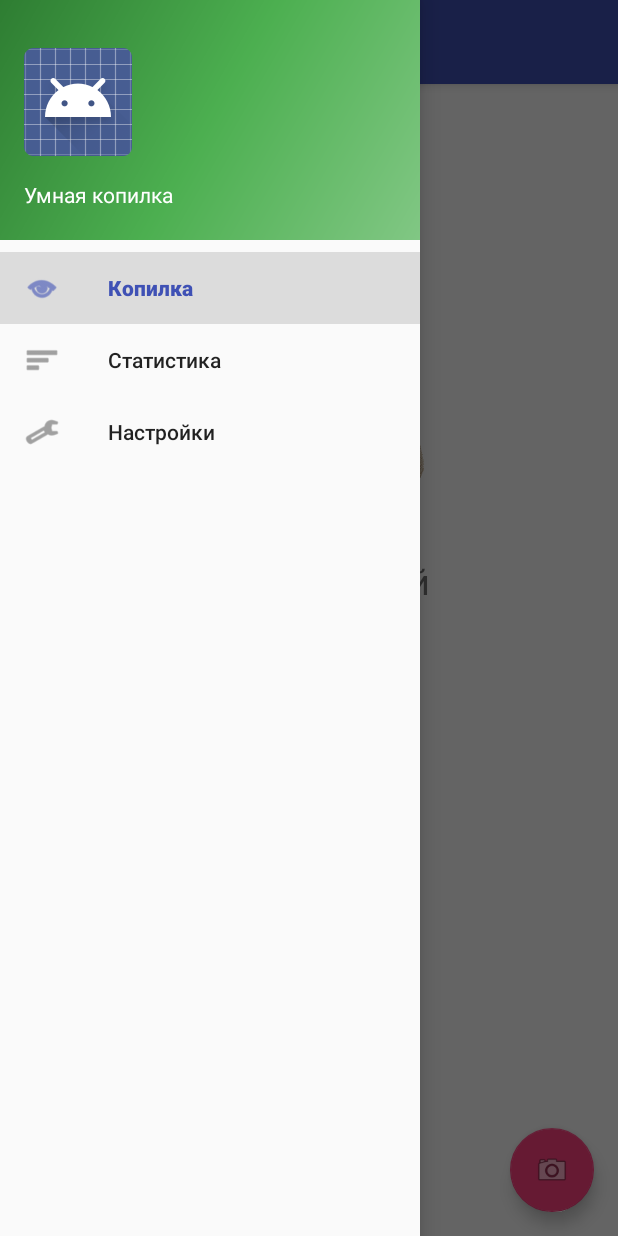
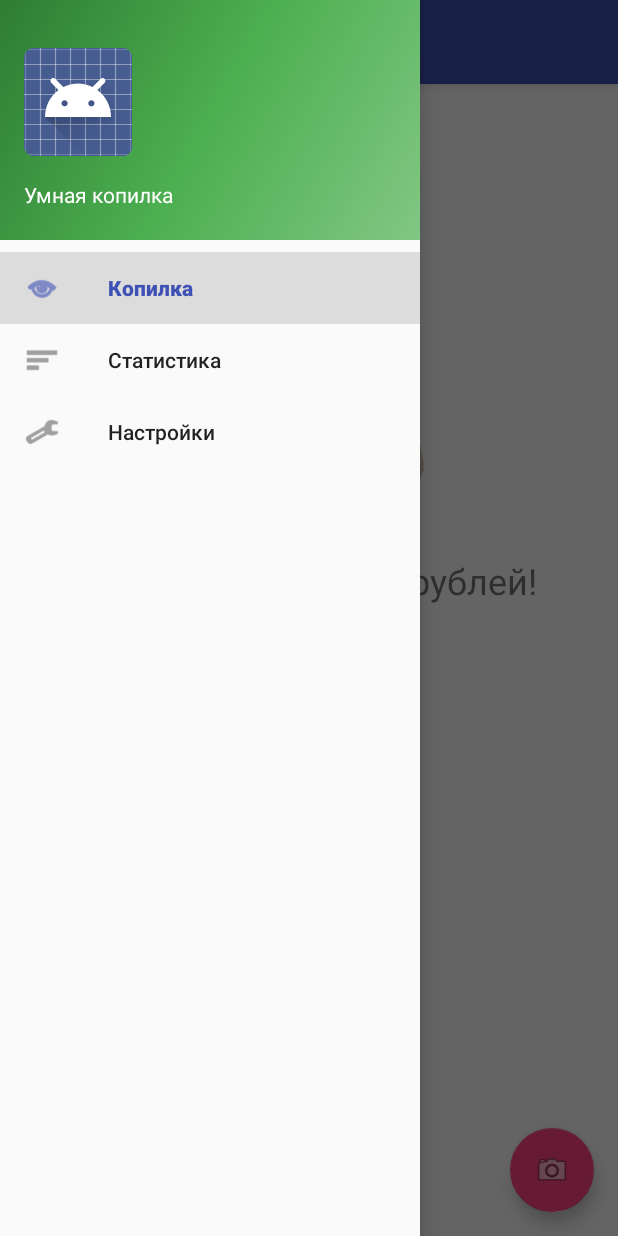
Before and after one commit to sp41mer/Android_project, an Android app: the screen it shows after launch (MainActivity), with the side drawer open, on a phone screen of 412 x 824 dp. Run offline under Robolectric (Android 15) with nearby library versions, the phone set to English and light mode, and no system bars; our stand-ins replace Picasso; pictures from the network do not load; 3 statements that could not run were skipped.

Commit message:
fixed id's made sum at start page

```diff
--- a/app/src/main/java/com/technopark/dreamteam/moneybox/HomeFragment.java
+++ b/app/src/main/java/com/technopark/dreamteam/moneybox/HomeFragment.java
@@ -1,17 +1,21 @@
 package com.technopark.dreamteam.moneybox;
 
+import android.content.Context;
 import android.os.Bundle;
 import android.support.v4.app.Fragment;
 import android.view.LayoutInflater;
 import android.view.View;
 import android.view.ViewGroup;
 import android.widget.ImageView;
+import android.widget.TextView;
 
 import com.squareup.picasso.Picasso;
 
 public class HomeFragment extends Fragment {
 
     public HomeFragment() {}
+
+    double sum = 0;
 
     @Override
     public View onCreateView(LayoutInflater inflater, ViewGroup container,
@@ -21,7 +25,18 @@ public class HomeFragment extends Fragment {
         ImageView moneybox = (ImageView) rootView.findViewById(R.id.picture);
         Picasso.with(getContext()).load(R.drawable.ic_money_bag).fit().into(moneybox);
 
+        Context context = getActivity().getApplicationContext();
+
+        sum = DBHelper.calculateSum(context);
+        int moneys = (int) sum;
+
+        TextView moneymessage = (TextView) rootView.findViewById(R.id.money_summary_text);
+        String newText = String.format(getResources().getString(R.string.money_text),moneys);
+
+        moneymessage.setText(newText);
+
         return rootView;
     }
 
+
 }
--- a/app/src/main/java/com/technopark/dreamteam/moneybox/MainActivity.java
+++ b/app/src/main/java/com/technopark/dreamteam/moneybox/MainActivity.java
@@ -62,6 +62,8 @@ public class MainActivity extends AppCompatActivity
 
     private int menuPosition = 0;
 
+    public double sum = 0;
+
     @Override
     protected void onCreate(Bundle savedInstanceState) {
         super.onCreate(savedInstanceState);
@@ -125,10 +127,6 @@ public class MainActivity extends AppCompatActivity
 
         IntentFilter intentFilter = new IntentFilter(ACTION_SERVER_RESPONSE);
         LocalBroadcastManager.getInstance(this).registerReceiver(broadcastReceiver, intentFilter);
-
-        double sum = DBHelper.calculateSum(this);
-
-
 
     }
 
--- a/app/src/main/res/layout-mdpi/fragment_home.xml
+++ b/app/src/main/res/layout-mdpi/fragment_home.xml
@@ -15,6 +15,7 @@
         android:adjustViewBounds="true" />
 
     <TextView
+        android:id ="@+id/money_summary_text"
         android:layout_height="wrap_content"
         android:layout_width="wrap_content"
         android:layout_marginBottom="40dp"
--- a/app/src/main/res/layout-xhdpi/fragment_home.xml
+++ b/app/src/main/res/layout-xhdpi/fragment_home.xml
@@ -15,6 +15,7 @@
         android:adjustViewBounds="true" />
 
     <TextView
+        android:id ="@+id/money_summary_text"
         android:layout_height="wrap_content"
         android:layout_width="wrap_content"
         android:layout_marginBottom="40dp"
--- a/app/src/main/res/layout-xxhdpi/fragment_home.xml
+++ b/app/src/main/res/layout-xxhdpi/fragment_home.xml
@@ -15,6 +15,7 @@
         android:layout_gravity="center_horizontal"/>
 
     <TextView
+        android:id ="@+id/money_summary_text"
         android:layout_height="wrap_content"
         android:layout_width="wrap_content"
         android:layout_marginBottom="40dp"
--- a/app/src/main/res/layout-xxxhdpi/fragment_home.xml
+++ b/app/src/main/res/layout-xxxhdpi/fragment_home.xml
@@ -15,6 +15,7 @@
         android:layout_gravity="center_horizontal" />
 
     <TextView
+        android:id ="@+id/money_summary_text"
         android:layout_height="wrap_content"
         android:layout_width="wrap_content"
         android:layout_marginBottom="40dp"
```
